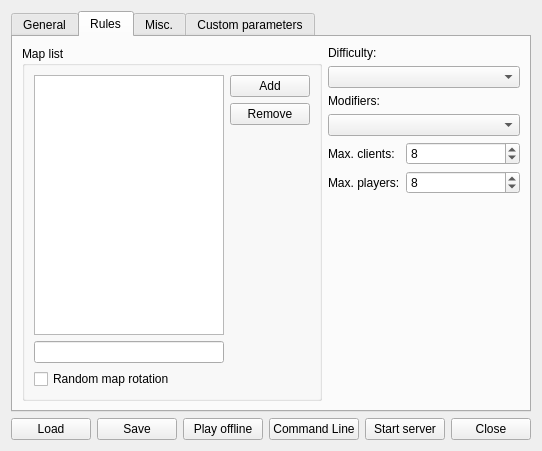
Qt form src/core/gui/createserverdialog.ui (Destroyerrrocket/doomseeker-unofficial) before a commit.
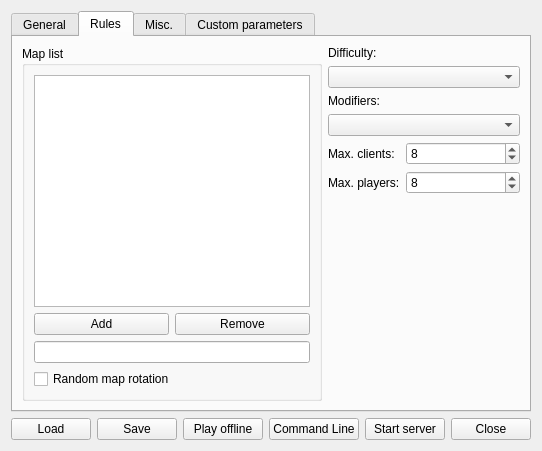
The same form after that commit. The open tabs and pages were chosen to show the change. Icons and pictures are not drawn. Custom widgets are drawn as their Qt base class.

Commit message: - Iconified a bunch of buttons throughout the program; added new generic add/remove icons provided by MazterQyoun-ae.

The edit to the form file:
```diff
--- a/src/core/gui/createserverdialog.ui
+++ b/src/core/gui/createserverdialog.ui
@@ -7,7 +7,7 @@
     <x>0</x>
     <y>0</y>
     <width>508</width>
-    <height>448</height>
+    <height>450</height>
    </rect>
   </property>
   <property name="windowTitle">
@@ -346,6 +346,32 @@
                 </property>
                </widget>
               </item>
+              <item>
+               <layout class="QHBoxLayout" name="horizontalLayout_8">
+                <item>
+                 <widget class="QPushButton" name="btnAddMapToMaplist">
+                  <property name="text">
+                   <string>Add</string>
+                  </property>
+                  <property name="icon">
+                   <iconset resource="../../../media/resources.qrc">
+                    <normaloff>:/icons/plus.png</normaloff>:/icons/plus.png</iconset>
+                  </property>
+                 </widget>
+                </item>
+                <item>
+                 <widget class="QPushButton" name="btnRemoveMapFromMaplist">
+                  <property name="text">
+                   <string>Remove</string>
+                  </property>
+                  <property name="icon">
+                   <iconset resource="../../../media/resources.qrc">
+                    <normaloff>:/icons/x.png</normaloff>:/icons/x.png</iconset>
+                  </property>
+                 </widget>
+                </item>
+               </layout>
+              </item>
               <item>
                <widget class="QLineEdit" name="leMapname"/>
               </item>
@@ -358,37 +384,6 @@
               </item>
              </layout>
             </item>
-            <item>
-             <layout class="QVBoxLayout" name="verticalLayout_7">
-              <item>
-               <widget class="QPushButton" name="btnAddMapToMaplist">
-                <property name="text">
-                 <string>Add</string>
-                </property>
-               </widget>
-              </item>
-              <item>
-               <widget class="QPushButton" name="btnRemoveMapFromMaplist">
-                <property name="text">
-                 <string>Remove</string>
-                </property>
-               </widget>
-              </item>
-              <item>
-               <spacer name="verticalSpacer_3">
-                <property name="orientation">
-                 <enum>Qt::Vertical</enum>
-                </property>
-                <property name="sizeHint" stdset="0">
-                 <size>
-                  <width>20</width>
-                  <height>40</height>
-                 </size>
-                </property>
-               </spacer>
-              </item>
-             </layout>
-            </item>
            </layout>
           </widget>
          </item>
```
Left out of the diff: 16 changed lines with no effect on the pictures. The commit also changes 19 other files.
